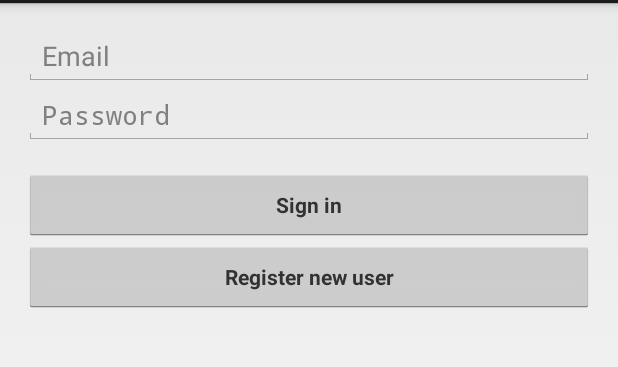
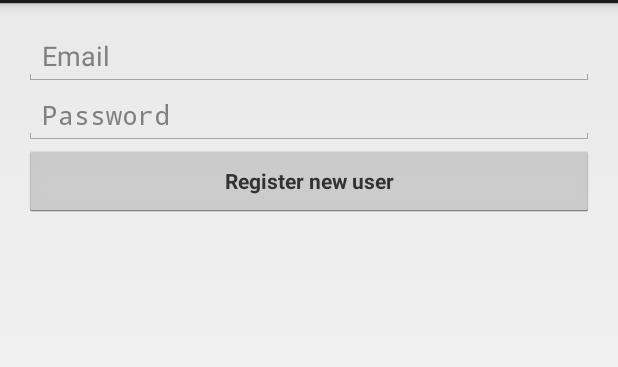
Before and after one commit to ferrarimarco/uniroma2, an Android app: the screen it shows after launch (LoginActivity before the commit, RegisterNewUserActivity after it), on a phone screen of 412 x 824 dp, the part 69-436 px from its top. Run offline under Robolectric (Android 15) with nearby library versions, the phone set to English and light mode, and no system bars; our stand-ins replace ButterKnife, Dagger/Hilt's generated code; libraries missing offline, so code that uses them is left out: com.j256.ormlite; 9 statements that could not run were skipped.

Commit message:
Working on Login and User registration

```diff
--- a/app/build.gradle
+++ b/app/build.gradle
@@ -11,6 +11,7 @@ dependencies {
     compile 'joda-time:joda-time:2.+'
     compile 'com.jakewharton:butterknife:4.+'
     compile 'com.squareup.retrofit:retrofit:1.+'
+    compile 'commons-codec:commons-codec:1.+'
     androidTestCompile 'junit:junit:4.+'
     androidTestCompile 'org.robolectric:robolectric:2.+'
     androidTestCompile 'com.squareup:fest-android:1.+'
@@ -32,8 +33,9 @@ android {
 
     packagingOptions {
         exclude 'META-INF/services/javax.annotation.processing.Processor'
+        exclude 'META-INF/LICENSE.txt'
+        exclude 'META-INF/NOTICE.txt'
     }
-
 }
 
 apply plugin: "jacoco"
--- a/app/src/main/AndroidManifest.xml
+++ b/app/src/main/AndroidManifest.xml
@@ -8,7 +8,7 @@
         android:label="@string/app_name"
         android:theme="@style/AppTheme">
         <activity
-            android:name="info.ferrarimarco.uniroma2.msa.resourcesharing.app.activities.LoginActivity"
+            android:name=".activities.RegisterNewUserActivity"
             android:label="@string/app_name"
             android:windowSoftInputMode="adjustResize|stateVisible">
             <intent-filter>
--- a/app/src/main/java/info/ferrarimarco/uniroma2/msa/resourcesharing/app/activities/LoginActivity.java
+++ b/app/src/main/java/info/ferrarimarco/uniroma2/msa/resourcesharing/app/activities/RegisterNewUserActivity.java
@@ -19,6 +19,7 @@ import android.widget.ArrayAdapter;
 import android.widget.AutoCompleteTextView;
 import android.widget.EditText;
 import android.widget.TextView;
+import android.widget.Toast;
 
 import java.sql.SQLException;
 import java.util.ArrayList;
@@ -42,7 +43,7 @@ import info.ferrarimarco.uniroma2.msa.resourcesharing.app.tasks.RegisterNewUserA
 /**
  * A login screen that offers login via email/password.
  */
-public class LoginActivity extends Activity implements LoaderCallbacks<Cursor>, AsyncCaller{
+public class RegisterNewUserActivity extends Activity implements LoaderCallbacks<Cursor>, AsyncCaller{
 
     private RegisterNewUserAsyncTask mRegisterNewUserTask = null;
 
@@ -55,8 +56,8 @@ public class LoginActivity extends Activity implements LoaderCallbacks<Cursor>,
     @InjectView(R.id.login_progress)
     View mProgressView;
 
-    @InjectView(R.id.login_form)
-    View mLoginFormView;
+    @InjectView(R.id.register_new_user_form)
+    View mRegisterNewUserFormView;
 
     private String email;
     private String password;
@@ -64,10 +65,13 @@ public class LoginActivity extends Activity implements LoaderCallbacks<Cursor>,
     @Inject
     GenericDao<User> userDao;
 
+    @Inject
+    RegisterNewUserAsyncTask registerNewUserAsyncTask;
+
     @Override
     protected void onCreate(Bundle savedInstanceState){
         super.onCreate(savedInstanceState);
-        setContentView(R.layout.activity_login);
+        setContentView(R.layout.activity_register_new_user);
 
         ButterKnife.inject(this);
 
@@ -92,17 +96,20 @@ public class LoginActivity extends Activity implements LoaderCallbacks<Cursor>,
             e.printStackTrace();
         }
 
+        userDao.close();
+
         // Check if there is a registered user
         if(users != null && !users.isEmpty()){
-
+            Toast toast = Toast.makeText(this.getApplicationContext(), "User already registered", Toast.LENGTH_LONG);
+            toast.show();
         }else{
-            // Set up the registration form.
-            populateAutoComplete();
+            // Set up the registration form (populate auto complete)
+            getLoaderManager().initLoader(0, null, this);
 
             mPasswordView.setOnEditorActionListener(new TextView.OnEditorActionListener(){
                 @Override
                 public boolean onEditorAction(TextView textView, int id, KeyEvent keyEvent){
-                    if(id == R.id.login || id == EditorInfo.IME_NULL){
+                    if(id == R.id.register_new_user || id == EditorInfo.IME_NULL){
                         registerNewUser();
                         return true;
                     }
@@ -112,13 +119,26 @@ public class LoginActivity extends Activity implements LoaderCallbacks<Cursor>,
         }
     }
 
-    private void populateAutoComplete(){
-        getLoaderManager().initLoader(0, null, this);
-    }
-
     @OnClick(R.id.register_new_user_button)
     public void registerNewUserButtonClickListener(){
         registerNewUser();
+    }
+
+    /**
+     * Attempts to sign in or register the account specified by the login form.
+     * If there are form errors (invalid email, missing fields, etc.), the
+     * errors are presented and no actual login attempt is made.
+     */
+    private void registerNewUser(){
+
+        if(mRegisterNewUserTask != null){
+            return;
+        }
+
+        if(areFieldsValid()){
+            mRegisterNewUserTask.initTask(this, email, password);
+            executeTask(mRegisterNewUserTask);
+        }
     }
 
     private boolean areFieldsValid(){
@@ -130,7 +150,7 @@ public class LoginActivity extends Activity implements LoaderCallbacks<Cursor>,
         email = "";
         password = "";
 
-        // Store values at the time of the login attempt.
+        // Store values at the time of the registration attempt.
         if(mEmailView.getText() != null){
             email = mEmailView.getText().toString();
         }
@@ -172,24 +192,6 @@ public class LoginActivity extends Activity implements LoaderCallbacks<Cursor>,
         return result;
     }
 
-
-    /**
-     * Attempts to sign in or register the account specified by the login form.
-     * If there are form errors (invalid email, missing fields, etc.), the
-     * errors are presented and no actual login attempt is made.
-     */
-    private void registerNewUser(){
-
-        if(mRegisterNewUserTask != null){
-            return;
-        }
-
-        if(areFieldsValid()){
-            mRegisterNewUserTask = new RegisterNewUserAsyncTask(this, email, password);
-            executeTask(mRegisterNewUserTask);
-        }
-    }
-
     private void executeTask(AsyncTask<Void, Void, UserTaskResult> task){
         // Show a progress spinner, and kick off a background task to
         // perform the user login attempt.
@@ -213,11 +215,11 @@ public class LoginActivity extends Activity implements LoaderCallbacks<Cursor>,
     public void showProgress(final boolean show){
         int shortAnimTime = getResources().getInteger(android.R.integer.config_shortAnimTime);
 
-        mLoginFormView.setVisibility(show ? View.GONE : View.VISIBLE);
-        mLoginFormView.animate().setDuration(shortAnimTime).alpha(show ? 0 : 1).setListener(new AnimatorListenerAdapter(){
+        mRegisterNewUserFormView.setVisibility(show ? View.GONE : View.VISIBLE);
+        mRegisterNewUserFormView.animate().setDuration(shortAnimTime).alpha(show ? 0 : 1).setListener(new AnimatorListenerAdapter(){
             @Override
             public void onAnimationEnd(Animator animation){
-                mLoginFormView.setVisibility(show ? View.GONE : View.VISIBLE);
+                mRegisterNewUserFormView.setVisibility(show ? View.GONE : View.VISIBLE);
             }
         });
 
@@ -293,7 +295,7 @@ public class LoginActivity extends Activity implements LoaderCallbacks<Cursor>,
 
     private void addEmailsToAutoComplete(List<String> emailAddressCollection){
         //Create adapter to tell the AutoCompleteTextView what to show in its dropdown list.
-        ArrayAdapter<String> adapter = new ArrayAdapter<>(LoginActivity.this, android.R.layout.simple_dropdown_item_1line, emailAddressCollection);
+        ArrayAdapter<String> adapter = new ArrayAdapter<>(RegisterNewUserActivity.this, android.R.layout.simple_dropdown_item_1line, emailAddressCollection);
 
         mEmailView.setAdapter(adapter);
     }
--- a/app/src/main/java/info/ferrarimarco/uniroma2/msa/resourcesharing/app/modules/impl/DaoModuleImpl.java
+++ b/app/src/main/java/info/ferrarimarco/uniroma2/msa/resourcesharing/app/modules/impl/DaoModuleImpl.java
@@ -6,14 +6,17 @@ import javax.inject.Singleton;
 
 import dagger.Module;
 import dagger.Provides;
+import info.ferrarimarco.uniroma2.msa.resourcesharing.app.activities.RegisterNewUserActivity;
 import info.ferrarimarco.uniroma2.msa.resourcesharing.app.dao.GenericDao;
 import info.ferrarimarco.uniroma2.msa.resourcesharing.app.dao.helper.DatabaseHelperManager;
 import info.ferrarimarco.uniroma2.msa.resourcesharing.app.model.Resource;
 import info.ferrarimarco.uniroma2.msa.resourcesharing.app.model.User;
 import info.ferrarimarco.uniroma2.msa.resourcesharing.app.modules.DaoModule;
+import info.ferrarimarco.uniroma2.msa.resourcesharing.app.tasks.RegisterNewUserAsyncTask;
+import info.ferrarimarco.uniroma2.msa.resourcesharing.app.tasks.UserLoginAsyncTask;
 
 
-@Module(injects = {GenericDao.class}, complete = false, library = true)
+@Module(injects = {GenericDao.class, RegisterNewUserActivity.class, RegisterNewUserAsyncTask.class, UserLoginAsyncTask.class}, complete = false, library = true)
 public class DaoModuleImpl implements DaoModule{
 
     @Provides
--- a/app/src/main/res/layout/activity_login.xml
+++ b/app/src/main/res/layout/activity_register_new_user.xml
@@ -8,9 +8,9 @@
 			  android:paddingLeft="@dimen/activity_horizontal_margin"
 			  android:paddingRight="@dimen/activity_horizontal_margin"
 			  android:paddingTop="@dimen/activity_vertical_margin"
-			  tools:context="info.ferrarimarco.uniroma2.msa.resourcesharing.app.activities.LoginActivity">
+              tools:context="info.ferrarimarco.uniroma2.msa.resourcesharing.app.activities.RegisterNewUserActivity">
 
-	<!-- Login progress -->
+    <!-- Login progress -->
 	<ProgressBar
 		android:id="@+id/login_progress"
 		style="?android:attr/progressBarStyleLarge"
@@ -20,13 +20,13 @@
 		android:visibility="gone"/>
 
 	<ScrollView
-		android:id="@+id/login_form"
+        android:id="@+id/register_new_user_form"
 		android:layout_width="match_parent"
 		android:layout_height="match_parent"
 		>
 
 		<LinearLayout
-			android:id="@+id/email_login_form"
+            android:id="@+id/register_new_user_layout"
 			android:layout_width="match_parent"
 			android:layout_height="wrap_content"
 			android:orientation="vertical">
@@ -45,21 +45,12 @@
 				android:layout_width="match_parent"
 				android:layout_height="wrap_content"
 				android:hint="@string/prompt_password"
-				android:imeActionId="@+id/login"
+                android:imeActionId="@+id/register_new_user"
 				android:imeActionLabel="@string/action_sign_in_short"
 				android:imeOptions="actionUnspecified"
 				android:inputType="textPassword"
 				android:maxLines="1"
 				android:singleLine="true"/>
-
-			<Button
-				android:id="@+id/email_sign_in_button"
-				style="?android:textAppearanceSmall"
-				android:layout_width="match_parent"
-				android:layout_height="wrap_content"
-				android:layout_marginTop="16dp"
-				android:text="@string/action_sign_in"
-				android:textStyle="bold"/>
 
             <Button
                 android:layout_width="match_parent"
```
Also changed, not shown: app/src/main/java/info/ferrarimarco/uniroma2/msa/resourcesharing/app/modules/impl/ServiceModuleImpl.java (added, +34 -0 lines), app/src/main/java/info/ferrarimarco/uniroma2/msa/resourcesharing/app/modules/impl/TaskModuleImpl.java (added, +18 -0 lines), app/src/main/java/info/ferrarimarco/uniroma2/msa/resourcesharing/app/tasks/RegisterNewUserAsyncTask.java (+28 -3 lines), app/src/main/java/info/ferrarimarco/uniroma2/msa/resourcesharing/app/tasks/UserLoginAsyncTask.java (+18 -7 lines), 1 other file.
